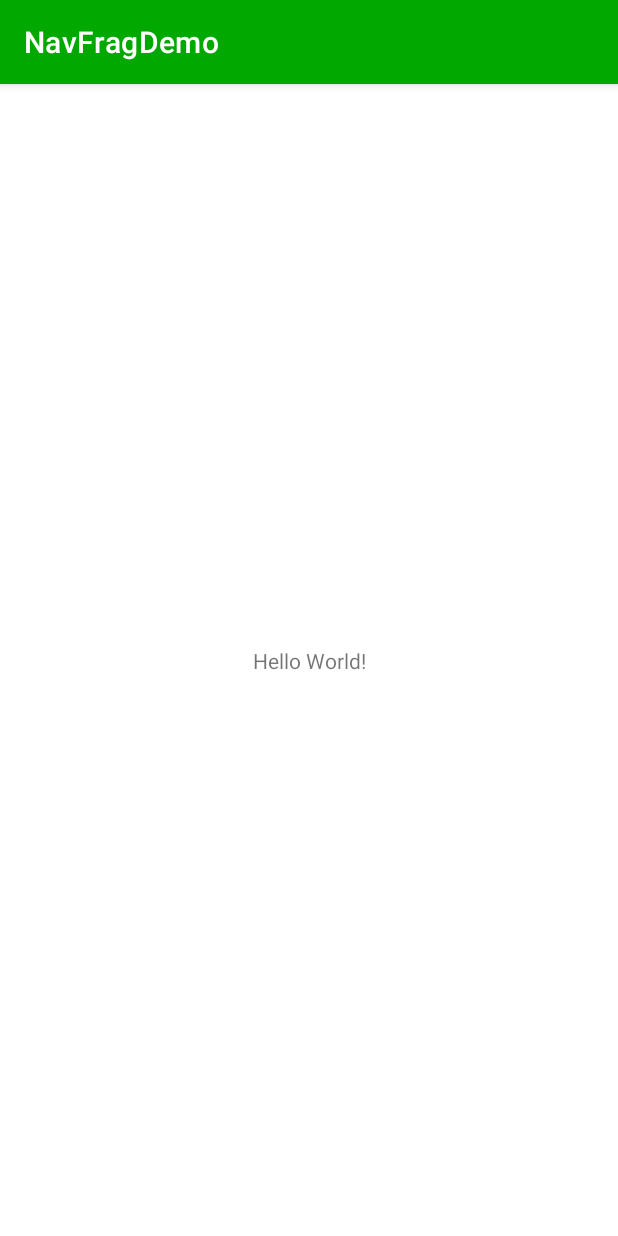
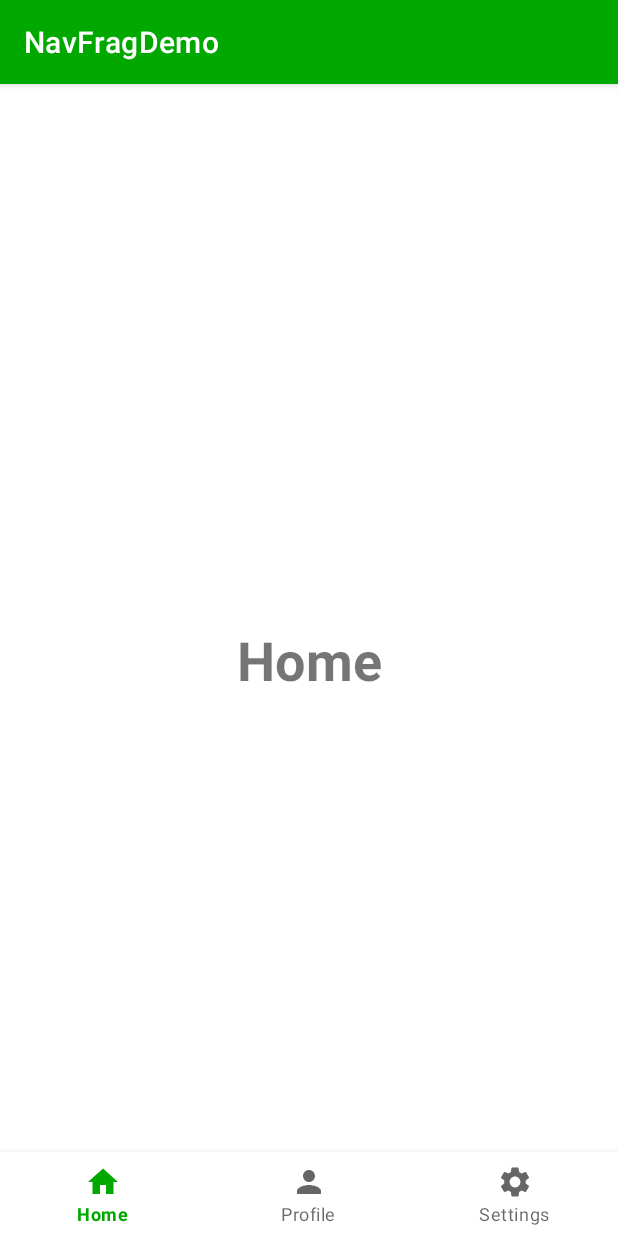
Before and after one commit to Nathan630pm/NavFragDemo, an Android app: the screen it shows after launch (MainActivity), on a phone screen of 412 x 824 dp. Run offline under Robolectric (Android 15) with nearby library versions, the phone set to English and light mode, and no system bars; our stand-ins replace navigation-ui.

Commit message:
i did more stuff

```diff
--- a/app/build.gradle
+++ b/app/build.gradle
@@ -1,5 +1,6 @@
 plugins {
     id 'com.android.application'
+    id "androidx.navigation.safeargs"
 }
 
 android {
--- a/app/src/main/java/com/nathan630pm/navfragdemo/MainActivity.java
+++ b/app/src/main/java/com/nathan630pm/navfragdemo/MainActivity.java
@@ -1,14 +1,31 @@
 package com.nathan630pm.navfragdemo;
 
 import androidx.appcompat.app.AppCompatActivity;
+import androidx.navigation.NavController;
+import androidx.navigation.Navigation;
+import androidx.navigation.fragment.NavHostFragment;
+import androidx.navigation.ui.NavigationUI;
 
 import android.os.Bundle;
 
+import com.google.android.material.bottomnavigation.BottomNavigationView;
+
 public class MainActivity extends AppCompatActivity {
+
+    private BottomNavigationView bottomNavigationView;
+    private NavHostFragment navHostFragment;
+    private NavController nav;
 
     @Override
     protected void onCreate(Bundle savedInstanceState) {
         super.onCreate(savedInstanceState);
         setContentView(R.layout.activity_main);
+
+        bottomNavigationView = findViewById(R.id.bottomNavigationView);
+        navHostFragment = (NavHostFragment) getSupportFragmentManager().findFragmentById(R.id.fragment);
+
+        nav = Navigation.findNavController(this, R.id.fragment);
+        NavigationUI.setupWithNavController(bottomNavigationView, nav);
+
     }
 }
--- /dev/null
+++ b/app/src/main/res/drawable/ic_home.xml
@@ -0,0 +1,10 @@
+<vector xmlns:android="http://schemas.android.com/apk/res/android"
+    android:width="24dp"
+    android:height="24dp"
+    android:viewportWidth="24"
+    android:viewportHeight="24"
+    android:tint="?attr/colorControlNormal">
+  <path
+      android:fillColor="@android:color/white"
+      android:pathData="M10,20v-6h4v6h5v-8h3L12,3 2,12h3v8z"/>
+</vector>
--- /dev/null
+++ b/app/src/main/res/drawable/ic_person.xml
@@ -0,0 +1,10 @@
+<vector xmlns:android="http://schemas.android.com/apk/res/android"
+    android:width="24dp"
+    android:height="24dp"
+    android:viewportWidth="24"
+    android:viewportHeight="24"
+    android:tint="?attr/colorControlNormal">
+  <path
+      android:fillColor="@android:color/white"
+      android:pathData="M12,12c2.21,0 4,-1.79 4,-4s-1.79,-4 -4,-4 -4,1.79 -4,4 1.79,4 4,4zM12,14c-2.67,0 -8,1.34 -8,4v2h16v-2c0,-2.66 -5.33,-4 -8,-4z"/>
+</vector>
--- /dev/null
+++ b/app/src/main/res/drawable/ic_settings.xml
@@ -0,0 +1,10 @@
+<vector xmlns:android="http://schemas.android.com/apk/res/android"
+    android:width="24dp"
+    android:height="24dp"
+    android:viewportWidth="24"
+    android:viewportHeight="24"
+    android:tint="?attr/colorControlNormal">
+  <path
+      android:fillColor="@android:color/white"
+      android:pathData="M19.14,12.94c0.04,-0.3 0.06,-0.61 0.06,-0.94c0,-0.32 -0.02,-0.64 -0.07,-0.94l2.03,-1.58c0.18,-0.14 0.23,-0.41 0.12,-0.61l-1.92,-3.32c-0.12,-0.22 -0.37,-0.29 -0.59,-0.22l-2.39,0.96c-0.5,-0.38 -1.03,-0.7 -1.62,-0.94L14.4,2.81c-0.04,-0.24 -0.24,-0.41 -0.48,-0.41h-3.84c-0.24,0 -0.43,0.17 -0.47,0.41L9.25,5.35C8.66,5.59 8.12,5.92 7.63,6.29L5.24,5.33c-0.22,-0.08 -0.47,0 -0.59,0.22L2.74,8.87C2.62,9.08 2.66,9.34 2.86,9.48l2.03,1.58C4.84,11.36 4.8,11.69 4.8,12s0.02,0.64 0.07,0.94l-2.03,1.58c-0.18,0.14 -0.23,0.41 -0.12,0.61l1.92,3.32c0.12,0.22 0.37,0.29 0.59,0.22l2.39,-0.96c0.5,0.38 1.03,0.7 1.62,0.94l0.36,2.54c0.05,0.24 0.24,0.41 0.48,0.41h3.84c0.24,0 0.44,-0.17 0.47,-0.41l0.36,-2.54c0.59,-0.24 1.13,-0.56 1.62,-0.94l2.39,0.96c0.22,0.08 0.47,0 0.59,-0.22l1.92,-3.32c0.12,-0.22 0.07,-0.47 -0.12,-0.61L19.14,12.94zM12,15.6c-1.98,0 -3.6,-1.62 -3.6,-3.6s1.62,-3.6 3.6,-3.6s3.6,1.62 3.6,3.6S13.98,15.6 12,15.6z"/>
+</vector>
--- a/app/src/main/res/layout/activity_main.xml
+++ b/app/src/main/res/layout/activity_main.xml
@@ -1,18 +1,24 @@
 <?xml version="1.0" encoding="utf-8"?>
-<androidx.constraintlayout.widget.ConstraintLayout xmlns:android="http://schemas.android.com/apk/res/android"
+<RelativeLayout xmlns:android="http://schemas.android.com/apk/res/android"
     xmlns:app="http://schemas.android.com/apk/res-auto"
     xmlns:tools="http://schemas.android.com/tools"
     android:layout_width="match_parent"
     android:layout_height="match_parent"
     tools:context=".MainActivity">
 
-    <TextView
-        android:layout_width="wrap_content"
+
+    <fragment
+        android:id="@+id/fragment"
+        android:name="androidx.navigation.fragment.NavHostFragment"
+        android:layout_width="match_parent"
+        android:layout_height="match_parent"
+        app:defaultNavHost="true"
+        app:navGraph="@navigation/my_nav" />
+
+    <com.google.android.material.bottomnavigation.BottomNavigationView
+        android:layout_width="match_parent"
         android:layout_height="wrap_content"
-        android:text="Hello World!"
-        app:layout_constraintBottom_toBottomOf="parent"
-        app:layout_constraintLeft_toLeftOf="parent"
-        app:layout_constraintRight_toRightOf="parent"
-        app:layout_constraintTop_toTopOf="parent" />
-
-</androidx.constraintlayout.widget.ConstraintLayout>
+        app:menu="@menu/my_menu"
+        android:id="@+id/bottomNavigationView"
+        android:layout_alignParentBottom="true"/>
+</RelativeLayout>
--- /dev/null
+++ b/app/src/main/res/menu/my_menu.xml
@@ -0,0 +1,17 @@
+<?xml version="1.0" encoding="utf-8"?>
+<menu xmlns:app="http://schemas.android.com/apk/res-auto"
+    xmlns:android="http://schemas.android.com/apk/res/android">
+
+    <item android:title="Home"
+        android:icon="@drawable/ic_home"
+        android:id="@+id/homeFragment"
+        />
+    <item android:title="Profile"
+        android:icon="@drawable/ic_person"
+        android:id="@+id/profileFragment"
+        />
+    <item android:title="Settings"
+        android:icon="@drawable/ic_settings"
+        android:id="@+id/settingsFragment"
+        />
+</menu>
--- a/app/src/main/res/navigation/my_nav.xml
+++ b/app/src/main/res/navigation/my_nav.xml
@@ -9,17 +9,34 @@
         android:id="@+id/homeFragment"
         android:name="com.nathan630pm.navfragdemo.fragments.HomeFragment"
         android:label="fragment_home"
-        tools:layout="@layout/fragment_home" />
+        tools:layout="@layout/fragment_home" >
+        <action
+            android:id="@+id/action_homeFragment_to_profileFragment"
+            app:destination="@id/profileFragment" />
+    </fragment>
     <fragment
         android:id="@+id/profileFragment"
         android:name="com.nathan630pm.navfragdemo.fragments.ProfileFragment"
         android:label="fragment_profile"
-        tools:layout="@layout/fragment_profile" />
+        tools:layout="@layout/fragment_profile" >
+        <action
+            android:id="@+id/action_profileFragment_to_settingsFragment"
+            app:destination="@id/settingsFragment" />
+        <argument
+            android:name="screenName"
+            app:argType="string"
+            android:defaultValue="Profile"
+            />
+    </fragment>
     <fragment
         android:id="@+id/settingsFragment"
         android:name="com.nathan630pm.navfragdemo.fragments.SettingsFragment"
         android:label="fragment_settings"
-        tools:layout="@layout/fragment_settings" />
+        tools:layout="@layout/fragment_settings" >
+        <action
+            android:id="@+id/action_settingsFragment_to_homeFragment"
+            app:destination="@id/homeFragment" />
+    </fragment>
     <fragment
         android:id="@+id/placeholderFragment"
         tools:layout="@layout/fragment_home"
--- a/build.gradle
+++ b/build.gradle
@@ -6,6 +6,8 @@ buildscript {
     }
     dependencies {
         classpath "com.android.tools.build:gradle:4.1.2"
+        def nav_version = "2.3.3"
+        classpath "androidx.navigation:navigation-safe-args-gradle-plugin:$nav_version"
 
         // NOTE: Do not place your application dependencies here; they belong
         // in the individual module build.gradle files
```
Also changed, not shown: app/src/main/java/com/nathan630pm/navfragdemo/fragments/HomeFragment.java (+16 -45 lines), app/src/main/java/com/nathan630pm/navfragdemo/fragments/ProfileFragment.java (+20 -43 lines), app/src/main/java/com/nathan630pm/navfragdemo/fragments/SettingsFragment.java (+12 -44 lines).
